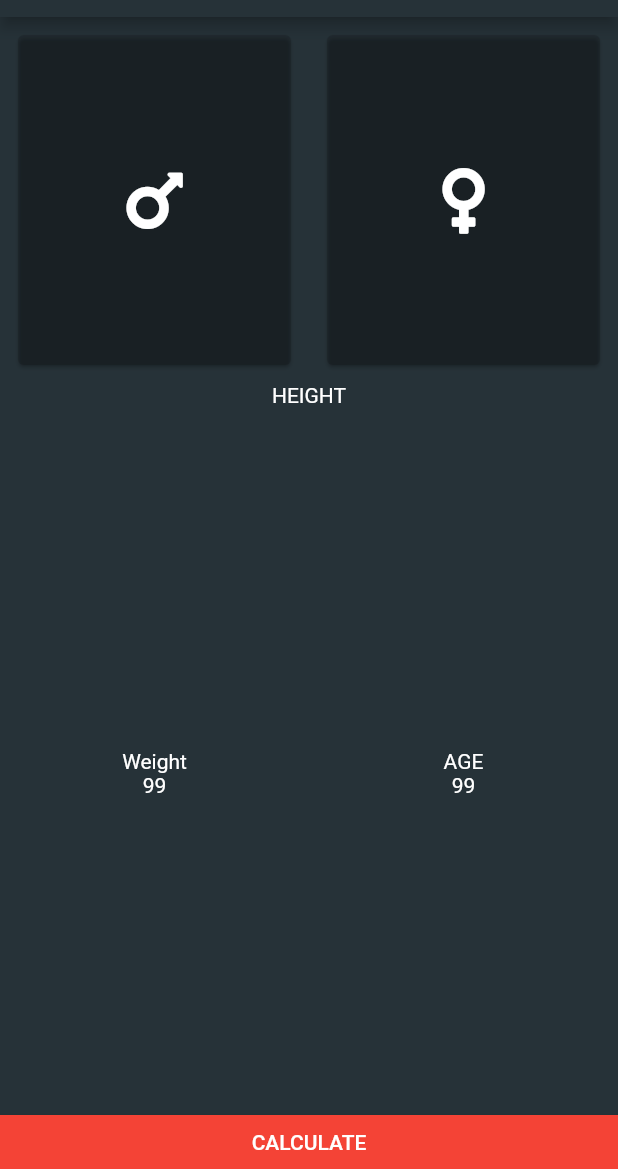
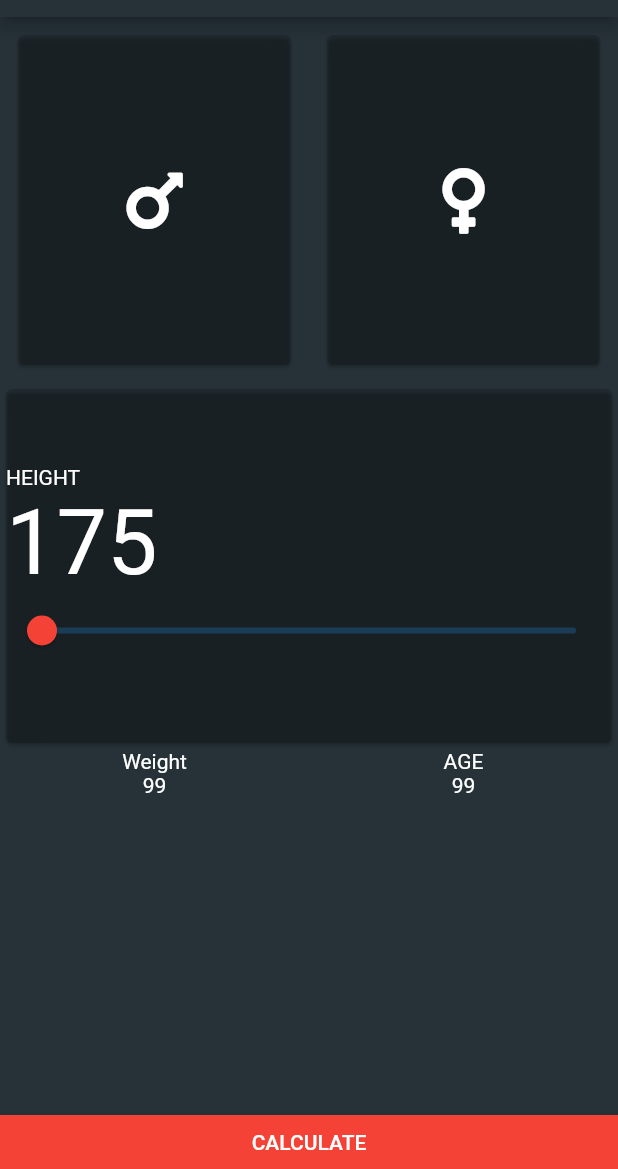
Before and after one commit to Naxalov/BMICALCULATOR, a Flutter app: the screen it shows after launch, on a phone screen of 412 x 824 dp, the part 67-1236 px from its top. Run offline on Flutter 3.47's test engine with Material 2 defaults, Android fonts, the phone set to English and light mode, and no system bars; our stand-ins replace font_awesome_flutter.

```diff
--- a/lib/screen/home.dart
+++ b/lib/screen/home.dart
@@ -18,7 +18,6 @@ class Home extends StatelessWidget {
             child: Row(
               crossAxisAlignment: CrossAxisAlignment.stretch,
               mainAxisAlignment: MainAxisAlignment.center,
-
               children: <Widget>[
                 Expanded(
                   child: Padding(
@@ -51,10 +50,30 @@ class Home extends StatelessWidget {
           ),
 //          Height
           Expanded(
-            child: Container(
-              child: Text(
-                'HEIGHT',
-                style: TextStyle(color: Colors.white),
+            child: Card(
+              color: Colors.black12,
+              child: Column(
+                mainAxisAlignment: MainAxisAlignment.center,
+                crossAxisAlignment: CrossAxisAlignment.stretch,
+                children: <Widget>[
+                  Text(
+                    'HEIGHT',
+                    style: TextStyle(color: Colors.white),
+                  ),
+                  Text(
+                    '175',
+                    style: TextStyle(fontSize: 60.0, color: Colors.white),
+                  ),
+                  Slider(
+                    value: 0,
+                    onChanged: (double value) {},
+                    min: 0,
+                    max: 100,
+                    activeColor: Colors.red,
+
+
+                  )
+                ],
               ),
             ),
           ),
@@ -103,13 +122,13 @@ class Home extends StatelessWidget {
               shape: RoundedRectangleBorder(
                 borderRadius: BorderRadius.circular(0.0),
               ),
-
               materialTapTargetSize: MaterialTapTargetSize.shrinkWrap,
               color: Colors.red,
               child: Text(
                 'CALCULATE',
                 style: TextStyle(color: Colors.white),
-              ), onPressed: () {},
+              ),
+              onPressed: () {},
             ),
           )
         ],
```
